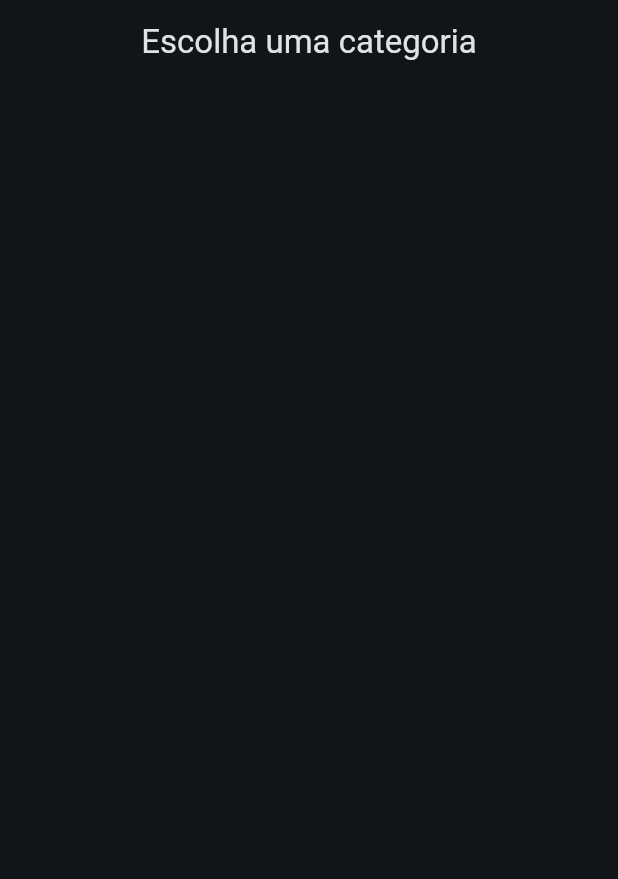
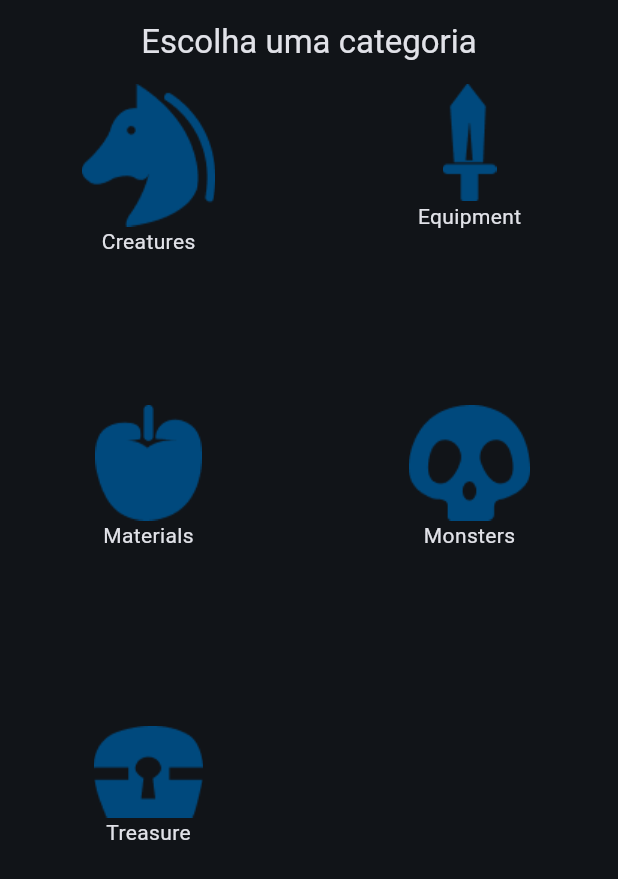
Before and after one commit to matheus-liber/hyrule, a Flutter app: the screen it shows after launch, on a phone screen of 412 x 824 dp. Shown: the top 879 px of the screen. Run offline on Flutter 3.47's test engine with Material 3 defaults, Android fonts, the phone set to English and light mode, and no system bars; our stand-ins replace dio, floor, sqflite; accounts and stored records are empty; generated files the repository leaves out were written again.

Commit message:
Building screens

```diff
--- a/lib/screens/categories.dart
+++ b/lib/screens/categories.dart
@@ -1,4 +1,6 @@
 import 'package:flutter/material.dart';
+import 'package:hyrule/screens/components/categories.dart';
+import 'package:hyrule/utils/consts/categories.dart';
 
 class Categories extends StatelessWidget {
   const Categories({super.key});
@@ -6,10 +8,20 @@ class Categories extends StatelessWidget {
   @override
   Widget build(BuildContext context) {
     return SafeArea(
-        child: Scaffold(
-            appBar: AppBar(
-              title: Text("Escolha uma categoria"),
-              centerTitle: true,
-    )));
+      child: Scaffold(
+        appBar: AppBar(
+          title: Text("Escolha uma categoria"),
+          centerTitle: true,
+        ),
+        body: GridView(
+          gridDelegate: SliverGridDelegateWithFixedCrossAxisCount(
+            crossAxisCount: 2,
+            crossAxisSpacing: 16,
+            mainAxisSpacing: 16,
+          ),
+          children: categories.keys.map((e) => Category(category: e)).toList(),
+        ),
+      ),
+    );
   }
 }
--- /dev/null
+++ b/lib/screens/components/categories.dart
@@ -0,0 +1,35 @@
+import 'package:flutter/material.dart';
+import 'package:hyrule/screens/results.dart';
+import 'package:hyrule/utils/consts/categories.dart';
+
+class Category extends StatelessWidget {
+  final String category;
+
+  const Category({super.key, required this.category});
+
+  @override
+  Widget build(BuildContext context) {
+    return Column(
+      children: <Widget>[
+        InkWell(
+          onTap: () {
+            Navigator.push(
+              context,
+              MaterialPageRoute(
+                builder: (context) => Results(
+                  category: category,
+                ),
+              ),
+            );
+          },
+          child: Ink(
+            child: Center(
+              child: Image.asset("$imagePath$category.png"),
+            ),
+          ),
+        ),
+        Text(categories[category]!),
+      ],
+    );
+  }
+}
--- /dev/null
+++ b/lib/utils/consts/categories.dart
@@ -0,0 +1,9 @@
+const String imagePath = "assets/images/";
+
+const Map<String, String> categories = {
+  'creatures': 'Creatures',
+  'equipment': 'Equipment',
+  'materials': 'Materials',
+  'monsters': 'Monsters',
+  'treasure': 'Treasure'
+};
```
Also changed, not shown: lib/screens/components/entry_card.dart (added, +39 -0 lines), lib/screens/results.dart (added, +44 -0 lines).
